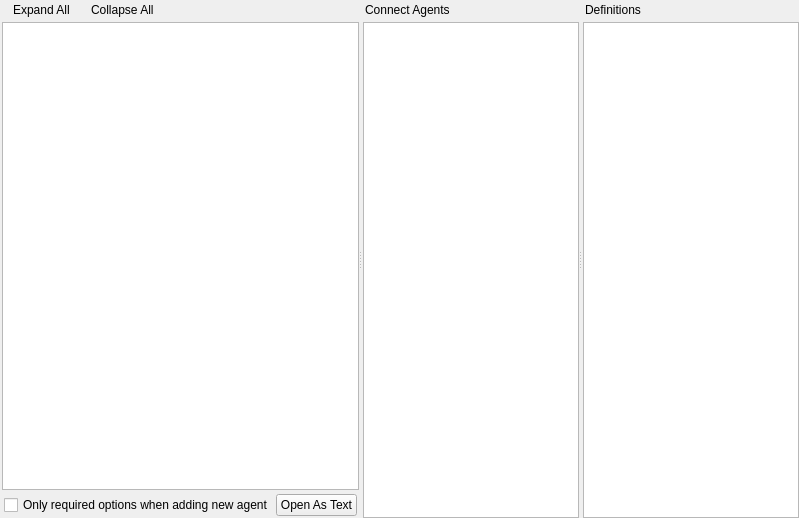
Before: the Qt Designer form src/connect/connecteditor.ui in GAMS-dev/studio, drawn with Qt 5.
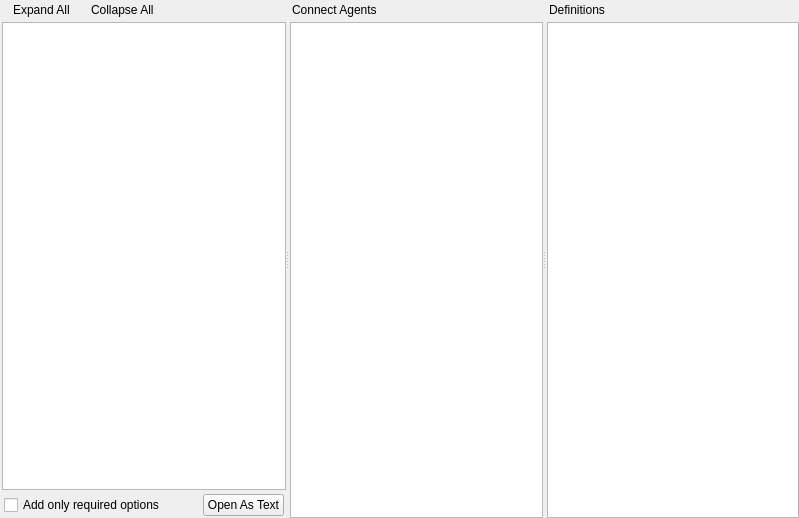
After: the same form once the commit is applied. Custom widgets are drawn as their Qt base class.

Commit message: connect editor: rename the required option checkbox

Diff of the .ui file:
```diff
--- a/src/connect/connecteditor.ui
+++ b/src/connect/connecteditor.ui
@@ -156,7 +156,7 @@
           <item>
            <widget class="QCheckBox" name="onlyRequiredAttribute">
             <property name="text">
-             <string>Only required options when adding new agent</string>
+             <string>Add only required options</string>
             </property>
            </widget>
           </item>
```
Left out of the diff: 14 changed lines with no effect on the pictures.
